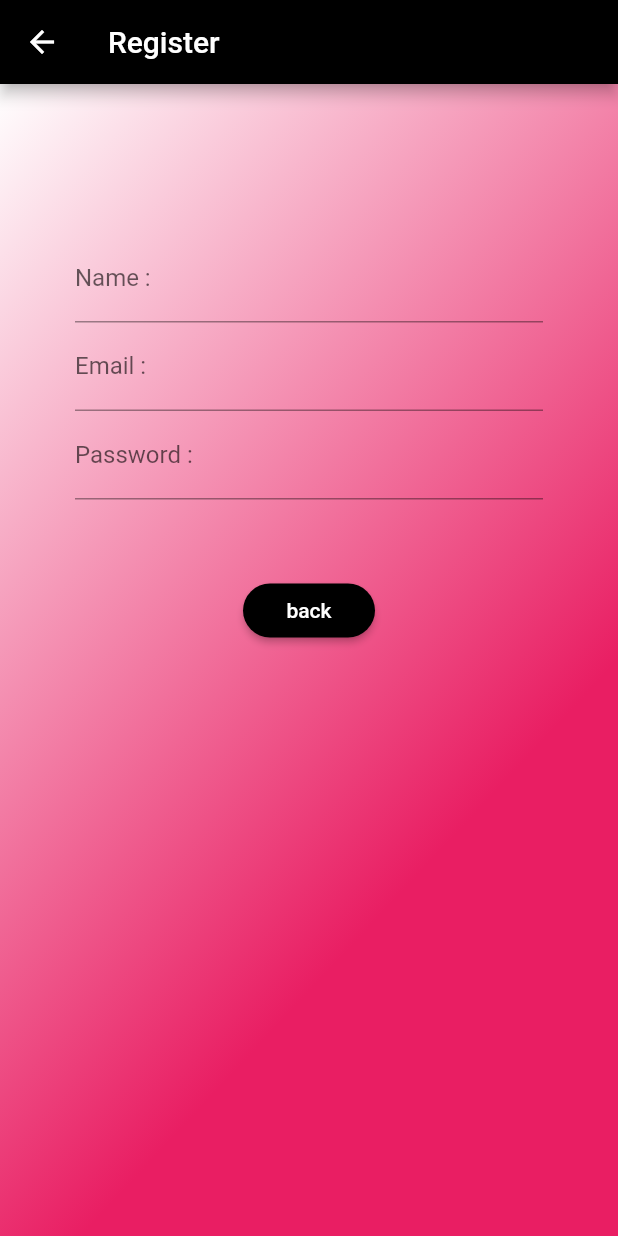
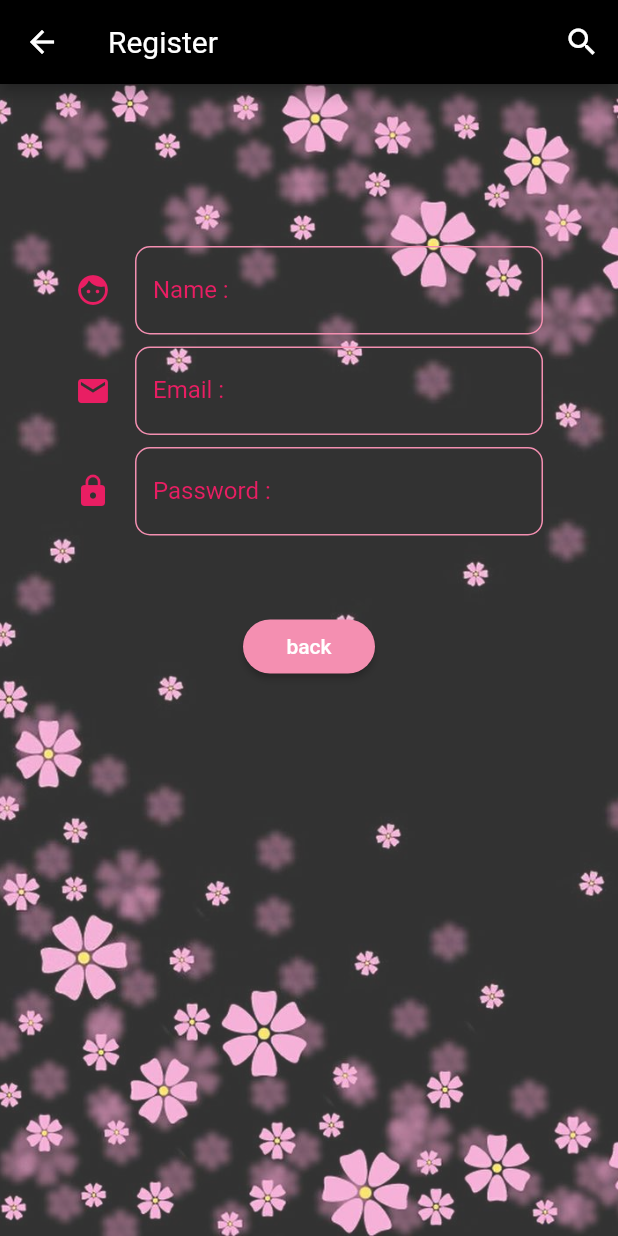
Before and after one commit to ArmNimeTTL/masterfirebase, a Flutter app: the Register screen opened directly, on a phone screen of 412 x 824 dp. Run offline on Flutter 3.47's test engine with Material 2 defaults, Android fonts, the phone set to English and light mode, and no system bars.

Commit message:
style color

```diff
--- a/lib/screens/register.dart
+++ b/lib/screens/register.dart
@@ -8,21 +8,69 @@ class Register extends StatefulWidget {
 class _RegisterState extends State<Register> {
   Widget nameText() {
     return TextFormField(
-      decoration: InputDecoration(labelText: 'Name :', hintText: 'Your Name'),
+      style: new TextStyle(color: Colors.white),
+      decoration: InputDecoration(
+          enabledBorder: OutlineInputBorder(
+              borderRadius: BorderRadius.circular(10.0),
+              borderSide: BorderSide(width: 1.0, color: Colors.pink[200])),
+          border: OutlineInputBorder(
+              borderRadius: BorderRadius.circular(10.0),
+              borderSide: BorderSide(width: 1.0, color: Colors.pink[200])),
+          labelText: 'Name :',
+          labelStyle: TextStyle(color: Colors.pink),
+          counterStyle: TextStyle(color: Colors.pink),
+          hintText: 'Your Name',
+          icon: Icon(
+            Icons.face,
+            color: Colors.pink,
+          )),
     );
   }
 
   Widget emailText() {
     return TextFormField(
-      decoration:
-          InputDecoration(labelText: 'Email :', hintText: 'you@email.com'),
+      style: new TextStyle(color: Colors.white),
+      decoration: InputDecoration(
+        enabledBorder: OutlineInputBorder(
+            borderRadius: BorderRadius.circular(10.0),
+            borderSide: BorderSide(width: 1.0, color: Colors.pink[200])),
+        border: OutlineInputBorder(
+            borderRadius: BorderRadius.circular(10.0),
+            borderSide: BorderSide(width: 1.0, color: Colors.pink[200])),
+        labelText: 'Email :',
+        hintText: 'you@email.com',
+        labelStyle: TextStyle(color: Colors.pink),
+        icon: Icon(
+          Icons.email,
+          color: Colors.pink,
+        ),
+      ),
     );
   }
 
   Widget passwordText() {
     return TextFormField(
+      style: new TextStyle(color: Colors.white),
       decoration: InputDecoration(
-          labelText: 'Password :', hintText: 'more 6 charecter'),
+        enabledBorder: OutlineInputBorder(
+            borderRadius: BorderRadius.circular(10.0),
+            borderSide: BorderSide(width: 1.0, color: Colors.pink[200])),
+        border: OutlineInputBorder(
+            borderRadius: BorderRadius.circular(10.0),
+            borderSide: BorderSide(width: 1.0, color: Colors.pink[200])),
+        labelText: 'Password :',
+        hintText: 'more 6 charecter',
+        labelStyle: TextStyle(color: Colors.pink),
+        // enabledBorder:
+        //     UnderlineInputBorder(borderSide: BorderSide(color: Colors.cyan)),
+        // focusedBorder: UnderlineInputBorder(
+        //   borderSide: BorderSide(color: Colors.black),
+        // ),
+        icon: Icon(
+          Icons.lock,
+          color: Colors.pink,
+        ),
+      ),
       obscureText: true,
     );
   }
@@ -34,7 +82,7 @@ class _RegisterState extends State<Register> {
         Navigator.pop(context);
       },
       shape: RoundedRectangleBorder(borderRadius: BorderRadius.circular(30.0)),
-      color: Colors.black,
+      color: Colors.pink[200],
       textColor: Colors.white,
     );
   }
@@ -46,25 +94,47 @@ class _RegisterState extends State<Register> {
       appBar: AppBar(
         title: Text('Register'),
         backgroundColor: Colors.black,
+        actions: <Widget>[
+          new IconButton(
+            icon: new Icon(Icons.search),
+            onPressed: () {},
+          ),
+        ],
+        iconTheme: IconThemeData(
+          color: Colors.white,
+        ),
+        textTheme: TextTheme(
+            title: TextStyle(
+          color: Colors.white,
+          fontSize: 20.0,
+        )),
       ),
       body: Container(
-        decoration: BoxDecoration(
-            gradient: LinearGradient(
-                colors: [Colors.white, Colors.pink], begin: Alignment(-1, -1))),
+        // decoration: BoxDecoration(
+        //     gradient: LinearGradient(
+        //         colors: [Colors.black, Colors.pink], begin: Alignment(-1, -1))),
+        decoration: new BoxDecoration(
+          image: new DecorationImage(
+            colorFilter: ColorFilter.mode(
+                Colors.black.withOpacity(0.8), BlendMode.dstATop),
+            image: new AssetImage("images/backgrond.jpg"),
+            fit: BoxFit.cover,
+          ),
+        ),
         padding: EdgeInsets.only(top: 100.0),
         alignment: Alignment(0, -1),
         child: Column(
           children: <Widget>[
             Container(
-              margin: EdgeInsets.only(left: 50.0, right: 50.0),
+              margin: EdgeInsets.only(left: 50.0, right: 50.0, top: 8.0),
               child: nameText(),
             ),
             Container(
-              margin: EdgeInsets.only(left: 50.0, right: 50.0),
+              margin: EdgeInsets.only(left: 50.0, right: 50.0, top: 8.0),
               child: emailText(),
             ),
             Container(
-              margin: EdgeInsets.only(left: 50.0, right: 50.0),
+              margin: EdgeInsets.only(left: 50.0, right: 50.0, top: 8.0),
               child: passwordText(),
             ),
             Container(
```
